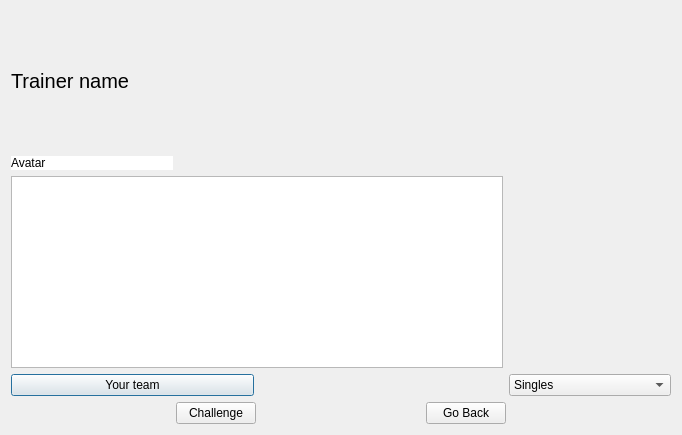
Old version of the form src/Teambuilder/challengedialog.ui in the repository po-devs/pokemon-online.
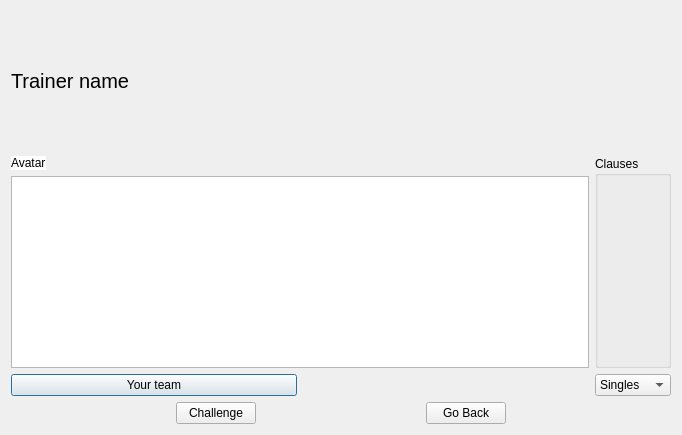
New version of the form. Custom widgets are drawn as their Qt base class.

Commit message: fixed new challenge window

What changed in the file:
```diff
--- a/src/Teambuilder/challengedialog.ui
+++ b/src/Teambuilder/challengedialog.ui
@@ -22,11 +22,8 @@
     </widget>
    </item>
    <item>
-    <layout class="QGridLayout" name="gridLayout">
-     <item row="0" column="4" rowspan="3">
-      <layout class="QVBoxLayout" name="clauses"/>
-     </item>
-     <item row="3" column="4">
+    <layout class="QGridLayout" name="gridLayout" columnstretch="0,1,0,0,0">
+     <item row="3" column="3" colspan="2">
       <widget class="QComboBox" name="mode">
        <item>
         <property name="text">
@@ -128,6 +125,14 @@
        </item>
       </layout>
      </item>
+     <item row="0" column="3" rowspan="3" colspan="2">
+      <widget class="QGroupBox" name="groupBox">
+       <property name="title">
+        <string>Clauses</string>
+       </property>
+       <layout class="QVBoxLayout" name="clauses"/>
+      </widget>
+     </item>
     </layout>
    </item>
    <item>
```
The commit also changes 5 other files.
